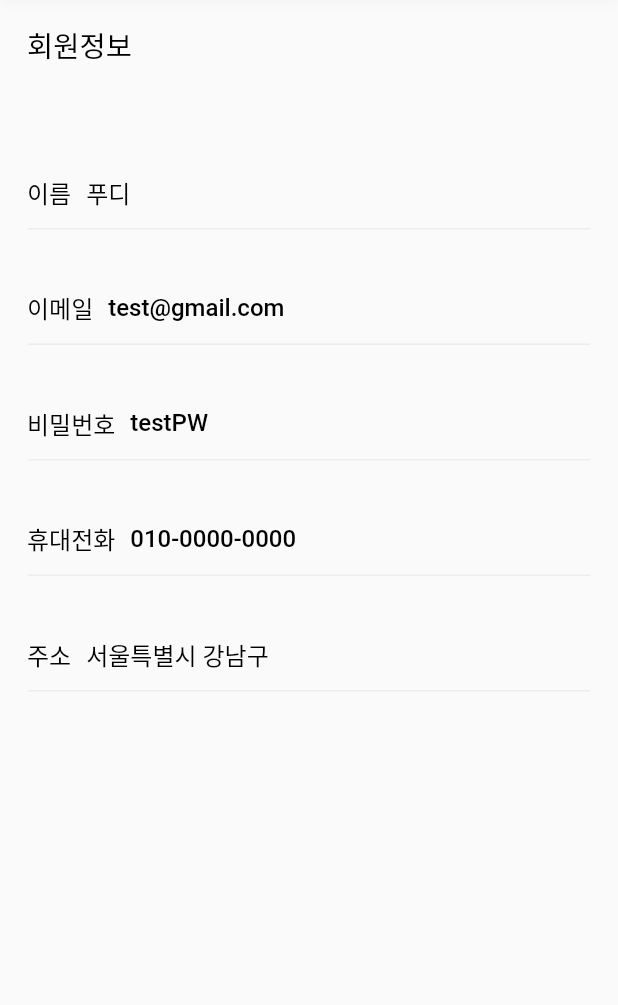
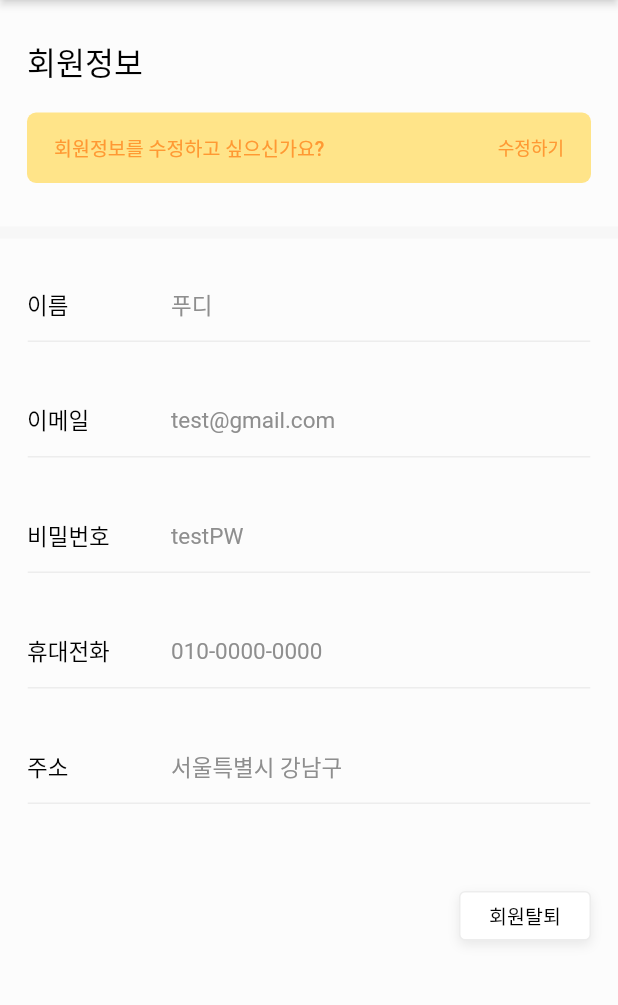
Before and after one commit to LiiNen/neobiz-food, a Flutter app: the MainNavView screen opened directly, in the side drawer, after a tap on "마이페이지 >", on a phone screen of 412 x 824 dp, the part 84-1089 px from its top. Run offline on Flutter 3.47's test engine with Material 2 defaults, Android fonts, the phone set to English and light mode, and no system bars; our stand-ins replace flutter_dotenv, flutter_html, flutter_svg, flutter_swiper, fluttertoast, geolocator and 1 more; accounts and stored records are empty; Roboto replaces fonts that are missing (NotoSansKR).

Commit message:
Adjust design to my tab view

```diff
--- a/foodie/lib/collections/decorationContainers.dart
+++ b/foodie/lib/collections/decorationContainers.dart
@@ -4,10 +4,10 @@ import 'package:foodie/collections/functions.dart';
 
 import '../main.dart';
 
-subTitleContainer({required String title, double topMargin=16}) {
+subTitleContainer({required String title, double topMargin=0}) {
   return Container(
     margin: EdgeInsets.only(top: topMargin),
-    child: Text(title, style: textStyle(weight: 500, size: 19.0))
+    child: Text(title, style: textStyle(weight: 500, size: 21.0))
   );
 }
 
@@ -121,7 +121,8 @@ reviewBox({required BuildContext context, required String reward}) {
         child: Row(
           mainAxisAlignment: MainAxisAlignment.center,
           children: [
-            //todo: document icon
+            Image.asset('asset/image/review/reviewIcon.png', width: 12),
+            SizedBox(width: 5),
             Text('리뷰를 작성하고 ${reward} 받아보세요!', style: textStyle(color: Color(0xffff9933), weight: 700, size: 13.0)),
           ]
         )
@@ -129,6 +130,8 @@ reviewBox({required BuildContext context, required String reward}) {
     )
   );
 }
+
+
 
 bottomTapButton(BuildContext context, dynamic callback) {
   return GestureDetector(
--- a/foodie/lib/collections/statelessAppBar.dart
+++ b/foodie/lib/collections/statelessAppBar.dart
@@ -17,8 +17,8 @@ class DefaultAppBar extends StatelessWidget implements PreferredSizeWidget {
       automaticallyImplyLeading: false,
       backgroundColor: const Color(0xffffffff),
       centerTitle: true,
-      shadowColor: elevation ? Color(0x15000000) : Colors.white,
-      elevation: 2,
+      shadowColor: elevation ? Colors.black : Colors.white,
+      elevation: 2.0,
       title: Row(
         mainAxisAlignment: MainAxisAlignment.spaceBetween,
         crossAxisAlignment: CrossAxisAlignment.center,
@@ -51,7 +51,7 @@ class HomeViewAppBar extends StatelessWidget implements PreferredSizeWidget {
   @override
   Widget build(BuildContext context) {
     return AppBar(
-      elevation: 1.0,
+      elevation: 2.0,
       shadowColor: Colors.black,
       backgroundColor: Colors.white,
       automaticallyImplyLeading: false,
--- a/foodie/lib/loginView/findDialog.dart
+++ b/foodie/lib/loginView/findDialog.dart
@@ -56,7 +56,7 @@ class _FindDialog extends State<FindDialog>{
                     color: serviceColor()
                   ),
                   child: Center(
-                      child: Text('확인', style: textStyle(color: Colors.white, weight: 700, size: 16.0))
+                      child: Text('비밀번호 초기화 메일이 전송되었습니다.', style: textStyle(color: Colors.white, weight: 700, size: 16.0))
                   )
                 )
               )
--- a/foodie/lib/loginView/findEmailView.dart
+++ b/foodie/lib/loginView/findEmailView.dart
@@ -20,17 +20,15 @@ class _FindEmailView extends State<FindEmailView> {
       onTap: () => FocusManager.instance.primaryFocus?.unfocus(),
       child: Scaffold(
         backgroundColor: Colors.white,
-        resizeToAvoidBottomInset: true,
-        appBar: DefaultAppBar(title: '회원정보 찾기'),
-        body: SingleChildScrollView(
-          child: Container(
+        appBar: DefaultAppBar(title: '비밀번호 찾기', elevation: true,),
+        body: Container(
           margin: EdgeInsets.symmetric(horizontal: 18),
           child: Column(
             children: [
+              SizedBox(height: 34),
               fullWidthTextField('이름', nameController),
               fullWidthTextField('이메일', emailController),
             ]
-            )
           )
         ),
         bottomNavigationBar: Padding(
--- a/foodie/lib/mainNavView/mainNavView.dart
+++ b/foodie/lib/mainNavView/mainNavView.dart
@@ -46,7 +46,7 @@ class _MainNavView extends State<MainNavView> {
             ),
             BottomNavigationBarItem(label: 'MY', icon: Container(
               margin: EdgeInsets.only(bottom: 6, top: 6),
-              child: _selectedIndex == 3 ? Image.asset('asset/image/navUserUnselect.png', width: 20) : Image.asset('asset/image/navUserSelect.png', width: 20))
+              child: _selectedIndex == 3 ? Image.asset('asset/image/navUserSelect.png', width: 20) : Image.asset('asset/image/navUserUnselect.png', width: 20))
             ),
             BottomNavigationBarItem(label: '찜', icon: Container(
               margin: EdgeInsets.only(bottom: 6, top: 6),
--- a/foodie/lib/mainNavView/userView/userView.dart
+++ b/foodie/lib/mainNavView/userView/userView.dart
@@ -32,16 +32,60 @@ class _UserView extends State<UserView> {
   @override
   Widget build(BuildContext context) {
     return Scaffold(
-      appBar: DefaultAppBar(title: 'MY'),
-      body: Container(
-        margin: EdgeInsets.symmetric(horizontal: 18),
-        child: ListView(
-          shrinkWrap: true,
-          children: <Widget>[
-            subTitleContainer(title: '회원정보'),
-            SizedBox(height: 60),
-          ] + userTextFieldBuilder()
+      backgroundColor: Color(0xfffcfcfc),
+      appBar: DefaultAppBar(title: 'MY', elevation: false),
+      body: SingleChildScrollView(
+        child: Container(
+          width: MediaQuery.of(context).size.width,
+          child: Container(
+            margin: EdgeInsets.symmetric(vertical: 26),
+            child: Column(
+              crossAxisAlignment: CrossAxisAlignment.start,
+              children: [
+                titleColumn(),
+                spaceDivider(),
+                infoColumn(),
+              ]
+            )
+          )
         )
+      )
+    );
+  }
+
+  titleColumn() {
+    return Container(
+      margin: EdgeInsets.symmetric(horizontal: 18),
+      child: Column(
+        crossAxisAlignment: CrossAxisAlignment.start,
+        children: [
+          subTitleContainer(title: '회원정보'),
+          SizedBox(height: 18),
+          modifyInfoBox(context: context, callback: () {
+            //todo route
+          }),
+          SizedBox(height: 29),
+        ]
+      )
+    );
+  }
+
+  infoColumn() {
+    return Container(
+      margin: EdgeInsets.symmetric(horizontal: 18),
+      child: Column(
+        crossAxisAlignment: CrossAxisAlignment.start,
+        children: [
+          SizedBox(height: 20),
+          Column(
+            children: userTextFieldBuilder()
+          ),
+          SizedBox(height: 30),
+          Align(
+            alignment: Alignment.centerRight,
+            child: withdrawalButton(),
+          )
+        ]
       )
     );
   }
@@ -51,6 +95,68 @@ class _UserView extends State<UserView> {
       return userTextField(title: e.category, currentText: e.value, enabled: false);
     }).toList();
   }
+
+  withdrawalButton() {
+    return GestureDetector(
+      behavior: HitTestBehavior.translucent,
+      onTap: () {
+        // todo: withdrawal api
+      },
+      child: Container(
+        width: 88, height: 33,
+        decoration: BoxDecoration(
+          borderRadius: BorderRadius.all(Radius.circular(4)),
+          border: Border.all(color: const Color(0xffededed), width: 1),
+          boxShadow: [BoxShadow(
+            color: const Color(0x4ebababa),
+            offset: Offset(0,3),
+            blurRadius: 6,
+            spreadRadius: 0
+          )] ,
+          color: Colors.white
+        ),
+        child: Center(
+          child: Text('회원탈퇴', style: textStyle(weight: 500, size: 13.0))
+        )
+      )
+    );
+  }
+}
+
+modifyInfoBox({required BuildContext context, required callback}) {
+  return Container(
+    width: MediaQuery.of(context).size.width,
+    height: 47,
+    decoration: BoxDecoration(
+      borderRadius: BorderRadius.all(Radius.circular(6)),
+      color: Color(0xffffe489)
+    ),
+    child: Container(
+      margin: EdgeInsets.symmetric(horizontal: 18),
+      child: Row(
+        mainAxisAlignment: MainAxisAlignment.spaceBetween,
+        children: [
+          Text('회원정보를 수정하고 싶으신가요?', style: textStyle(color: Color(0xffff9933), weight: 500, size: 13.0)),
+          GestureDetector(
+            behavior: HitTestBehavior.translucent,
+            onTap: () {
+              callback();
+            },
+            child: Container(
+              height: 40,
+              child: Row(
+                mainAxisAlignment: MainAxisAlignment.center,
+                children: [
+                  // todo: icon
+                  Text('수정하기', style: textStyle(color: Color(0xffff9933), weight: 500, size: 12.0))
+                ]
+              )
+            )
+          )
+        ]
+      )
+    )
+  );
 }
 
 Widget userTextField({required String title, required String currentText, TextEditingController? userController, bool enabled=true}) {
@@ -63,8 +169,10 @@ Widget userTextField({required String title, required String currentText, TextEd
             mainAxisSize: MainAxisSize.max,
             crossAxisAlignment: CrossAxisAlignment.center,
             children: [
-              Text(title, style: textStyle(weight: 500, size: 16.0)),
-              SizedBox(width: 10),
+              Container(
+                width: 96,
+                child: Text(title, style: textStyle(weight: 500, size: 15.0)),
+              ),
               Expanded(child: TextField(
                 enabled: enabled,
                 controller: userController ?? TextEditingController(),
@@ -73,7 +181,7 @@ Widget userTextField({required String title, required String currentText, TextEd
                   hintText: currentText,
                   hintStyle: enabled ?
                     textStyle(color: Colors.grey, weight: 500, size: 16.0) :
-                    textStyle(color: Colors.black, weight: 500, size: 16.0)
+                    textStyle(color: Color(0xff8e8e8e), weight: 400, size: 15.0)
                 )
               ))
             ],
```
Also changed, not shown: foodie/asset/image/review/reviewIcon.png (added). Lines whose indentation alone changed are shown as unchanged.
